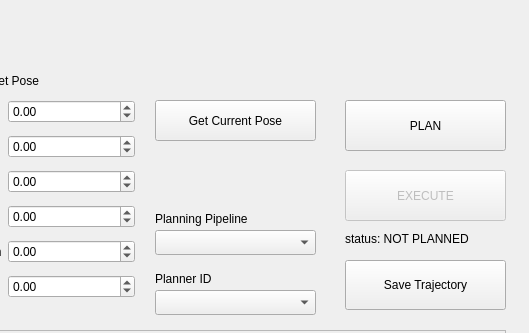
kwnr/frontass, file frontass/ui_assets/movegroup.ui: the form before one commit; both pictures show x 225 to 754 and y 0 to 333 of the 754 by 897 pixel window.
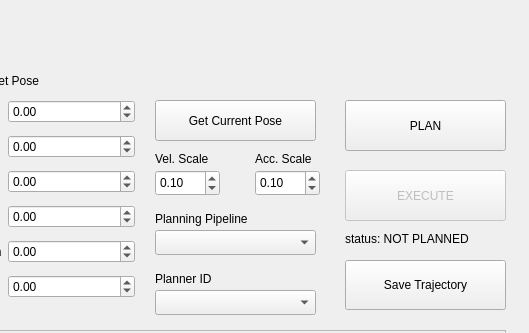
The form after the commit. Icons and pictures are not drawn.

Diff of the .ui file:
```diff
--- a/frontass/ui_assets/movegroup.ui
+++ b/frontass/ui_assets/movegroup.ui
@@ -599,6 +599,70 @@
     <string>Get Current Pose</string>
    </property>
   </widget>
+  <widget class="QDoubleSpinBox" name="velScaleSpinBox">
+   <property name="geometry">
+    <rect>
+     <x>380</x>
+     <y>170</y>
+     <width>65</width>
+     <height>26</height>
+    </rect>
+   </property>
+   <property name="maximum">
+    <double>1.000000000000000</double>
+   </property>
+   <property name="singleStep">
+    <double>0.100000000000000</double>
+   </property>
+   <property name="value">
+    <double>0.100000000000000</double>
+   </property>
+  </widget>
+  <widget class="QDoubleSpinBox" name="accScaleSpinBox">
+   <property name="geometry">
+    <rect>
+     <x>480</x>
+     <y>170</y>
+     <width>65</width>
+     <height>26</height>
+    </rect>
+   </property>
+   <property name="maximum">
+    <double>1.000000000000000</double>
+   </property>
+   <property name="singleStep">
+    <double>0.100000000000000</double>
+   </property>
+   <property name="value">
+    <double>0.100000000000000</double>
+   </property>
+  </widget>
+  <widget class="QLabel" name="label_3">
+   <property name="geometry">
+    <rect>
+     <x>380</x>
+     <y>150</y>
+     <width>71</width>
+     <height>17</height>
+    </rect>
+   </property>
+   <property name="text">
+    <string>Vel. Scale</string>
+   </property>
+  </widget>
+  <widget class="QLabel" name="label_4">
+   <property name="geometry">
+    <rect>
+     <x>480</x>
+     <y>150</y>
+     <width>71</width>
+     <height>17</height>
+    </rect>
+   </property>
+   <property name="text">
+    <string>Acc. Scale</string>
+   </property>
+  </widget>
  </widget>
  <resources>
   <include location="buttons.qrc"/>
```
